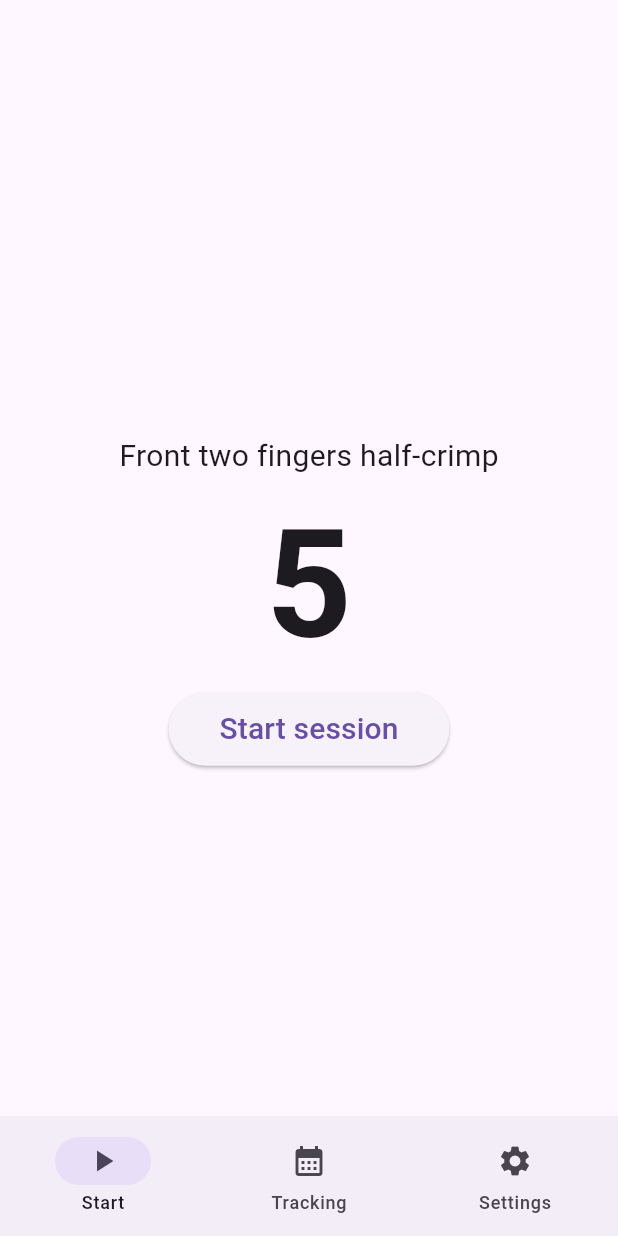
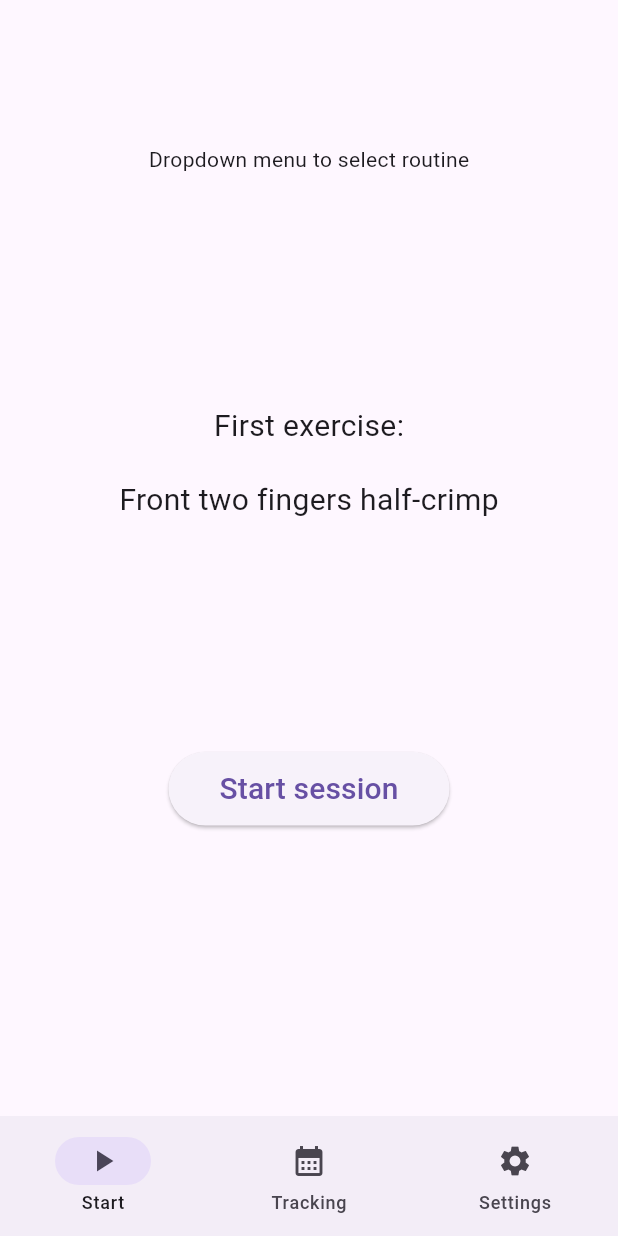
Before and after one commit to alquaza/finger_training_app, a Flutter app: the screen it shows after launch, on a phone screen of 412 x 824 dp. Run offline on Flutter 3.47's test engine with Material 3 defaults, Android fonts, the phone set to English and light mode, and no system bars.

Commit message:
Improved timer
- added a start screen that leads to timer_screen
- improved functionality with timer_screen (counts automatically in sequence, can pause/resume)

```diff
--- a/lib/main.dart
+++ b/lib/main.dart
@@ -1,5 +1,5 @@
 import "package:flutter/material.dart";
-import "package:finger_training_app/timer_screen.dart";
+import "package:finger_training_app/start_screen.dart";
 import "package:finger_training_app/tracking_screen.dart";
 import "package:finger_training_app/settings_screen.dart";
 
@@ -16,14 +16,14 @@ class MyApp extends StatefulWidget {
 
 class _MyAppState extends State<MyApp> {
   final List<Widget> screens = const [
-    TimerScreen(),
+    StartScreen(),
     TrackingScreen(),
     SettingsScreen(),
   ];
 
+  // keeps track of which screen is currently selected
   int selectedIndex = 0;
 
-  // the root of the application
   @override
   Widget build(BuildContext context) {
     return MaterialApp(
--- /dev/null
+++ b/lib/models/exercise.dart
@@ -0,0 +1,38 @@
+class Exercise {
+  const Exercise(this.name, this.duration);
+
+  final String name;
+  final int duration; // duration is in seconds
+}
+
+// remember to start with "get ready" and end with a position not a rest
+
+List<Exercise> testRoutine = [
+  Exercise("Get ready", 2),
+  Exercise("Position 1", 2),
+  Exercise("Rest 1", 2),
+];
+
+List<Exercise> defaultRoutine = [
+  Exercise("Get ready", 3),
+
+  Exercise("Position 1", 10),
+  Exercise("Break 1", 20),
+
+  Exercise("Position 2", 10),
+  Exercise("Break 2", 20),
+
+  Exercise("Position 3", 10),
+  Exercise("Break 3", 20),
+
+  Exercise("Position 4", 10),
+  Exercise("Break 4", 20),
+
+  Exercise("Position 5", 10),
+  Exercise("Break 5", 20),
+
+  Exercise("Position 6", 10),
+  Exercise("Break 6", 20),
+
+  Exercise("Position 7", 10),
+];
--- /dev/null
+++ b/lib/start_screen.dart
@@ -0,0 +1,49 @@
+import "package:flutter/material.dart";
+import "package:finger_training_app/timer_screen.dart";
+
+class StartScreen extends StatelessWidget {
+  const StartScreen({super.key});
+
+  @override
+  Widget build(BuildContext context) {
+    return Center(
+      child: Container(
+        margin: EdgeInsets.all(40),
+        child: Column(
+          crossAxisAlignment: CrossAxisAlignment.center,
+          children: [
+            Text(
+              "Dropdown menu to select routine",
+            ),
+            Spacer(),
+            // TODO: make this dynamic based on selected exercise
+            Text(
+              "First exercise:",
+              style: TextStyle(fontSize: 20),
+            ),
+            SizedBox(height: 20),
+            Text(
+              "Front two fingers half-crimp",
+              style: TextStyle(fontSize: 20),
+            ),
+            Spacer(),
+            ElevatedButton(
+              onPressed: () {
+                Navigator.of(context).push(
+                  MaterialPageRoute(
+                    builder: (context) => TimerScreen(),
+                  ),
+                );
+              },
+              child: Padding(
+                padding: const EdgeInsets.all(10.0),
+                child: Text("Start session", style: TextStyle(fontSize: 20)),
+              ),
+            ),
+            Spacer(),
+          ],
+        ),
+      ),
+    );
+  }
+}
```
Also changed, not shown: lib/timer_screen.dart (+64 -33 lines), lib/timer_screen_old.dart (added, +96 -0 lines), 1 other file.
